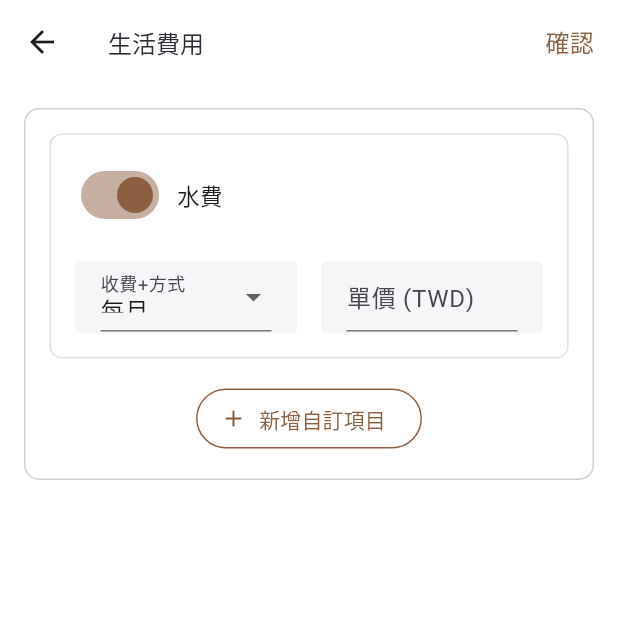
After one commit to datapkt-dev/mylo-app, a Flutter app: the ContractNewCost screen opened directly, on a phone screen of 412 x 824 dp, the top half of it. The commit adds this screen. Run offline on Flutter 3.47's test engine with Material 3 defaults, Android fonts, the phone set to English and light mode, and no system bars; our stand-ins replace fl_chart, flutter_secure_storage, flutter_svg, fluttertoast, gap, image_picker and 3 more; missing offline and left inert: syncfusion_flutter_pdfviewer; accounts and stored records are empty; network calls fail; Roboto replaces fonts that are missing (PingFang SC, PingFang TC); project files that could hold a hidden picture were left out.

Commit message:
[add] contract_new_cost.dart

```diff
--- /dev/null
+++ b/lib/modules/contract_new/pages/contract_new_cost.dart
@@ -0,0 +1,184 @@
+import 'package:flutter/material.dart';
+
+class ContractNewCost extends StatefulWidget {
+  const ContractNewCost({super.key});
+
+  @override
+  State<ContractNewCost> createState() => _ContractNewCostState();
+}
+
+class _ContractNewCostState extends State<ContractNewCost> {
+  final List<Widget> _customItems = [];
+
+  void _addCustomItem() {
+    setState(() {
+      _customItems.add(const WaterFeeCard());
+    });
+  }
+
+  @override
+  void initState() {
+    super.initState();
+  }
+
+  @override
+  void dispose() {
+    super.dispose();
+  }
+
+  @override
+  Widget build(BuildContext context) {
+    return Scaffold(
+      backgroundColor: Colors.white,
+      appBar: AppBar(
+        backgroundColor: Colors.white,
+        scrolledUnderElevation: 0,
+        elevation: 0,
+        centerTitle: false,
+        title: const Text(
+          '生活費用',
+          style: TextStyle(
+            color: Color(0xFF2B2F35),
+            fontSize: 16,
+            fontFamily: 'PingFang SC',
+            fontWeight: FontWeight.w500,
+          ),
+        ),
+        actions: [
+          GestureDetector(
+            onTap: () {},
+            child: const Text(
+              '確認',
+              style: TextStyle(
+                color: Color(0xFF8C5F42),
+                fontSize: 16,
+                fontFamily: 'PingFang SC',
+                fontWeight: FontWeight.w500,
+              ),
+            ),
+          ),
+          const SizedBox(width: 16,),
+        ],
+      ),
+      body: Padding(
+        padding: const EdgeInsets.all(16),
+        child: SingleChildScrollView(
+          child: _block(Column(
+              children: [
+                const WaterFeeCard(),
+                ..._customItems,
+                OutlinedButton.icon(
+                  onPressed: _addCustomItem,
+                  icon: const Icon(Icons.add, color: Color(0xFF8C5F42)),
+                  label: const Text(
+                    '新增自訂項目',
+                    style: TextStyle(color: Color(0xFF8C5F42)),
+                  ),
+                  style: OutlinedButton.styleFrom(
+                    side: const BorderSide(color: Color(0xFF8C5F42)),
+                    foregroundColor: const Color(0xFF8C5F42), // 按下的 splash 也可跟著變色
+                  ),
+                ),
+              ],
+            ),
+          ),
+        ),
+      ),
+    );
+  }
+
+  Widget _block(Widget child) {
+    return Container(
+      width: double.infinity,
+      padding: const EdgeInsets.all(16),
+      decoration: ShapeDecoration(
+        shape: RoundedRectangleBorder(
+          side: const BorderSide(width: 1, color: Color(0xFFCBD2D6)),
+          borderRadius: BorderRadius.circular(10),
+        ),
+      ),
+      child: child,
+    );
+  }
+}
+
+class WaterFeeCard extends StatelessWidget {
+  const WaterFeeCard({super.key});
+
+  @override
+  Widget build(BuildContext context) {
+    return Container(
+      width: double.infinity,
+      margin: EdgeInsets.only(bottom: 16,),
+      padding: const EdgeInsets.all(16),
+      decoration: BoxDecoration(
+        border: Border.all(color: const Color(0xFFDEE2E6)),
+        borderRadius: BorderRadius.circular(8),
+      ),
+      child: Column(
+        crossAxisAlignment: CrossAxisAlignment.start,
+        children: [
+          Row(
+            children: [
+              Switch(
+                activeColor: const Color(0xFF8C5F42),
+                value: true,
+                onChanged: (val) {},
+              ),
+              const SizedBox(width: 8),
+              const Text('水費',
+                  style: TextStyle(fontSize: 15, fontFamily: 'PingFang TC')),
+            ],
+          ),
+          const SizedBox(height: 20),
+          Row(
+            children: [
+              Expanded(
+                child: Container(
+                  width: double.infinity,
+                  height: 48,
+                  padding: const EdgeInsets.symmetric(horizontal: 16),
+                  decoration: ShapeDecoration(
+                    color: const Color(0xFFF4F6F7),
+                    shape: RoundedRectangleBorder(
+                      side: const BorderSide(width: 1, color: Color(0xFFF4F6F7)),
+                      borderRadius: BorderRadius.circular(3),
+                    ),
+                  ),
+                  child: DropdownButtonFormField<String>(
+                    decoration: const InputDecoration(labelText: '收費+方式'),
+                    value: '每月',
+                    items: const [
+                      DropdownMenuItem(value: '每月', child: Text('每月')),
+                      DropdownMenuItem(value: '單次', child: Text('單次')),
+                    ],
+                    onChanged: (value) {},
+                  ),
+                ),
+              ),
+              const SizedBox(width: 16),
+              Expanded(
+                child: Container(
+                  width: double.infinity,
+                  height: 48,
+                  padding: const EdgeInsets.symmetric(horizontal: 16),
+                  decoration: ShapeDecoration(
+                    color: const Color(0xFFF4F6F7),
+                    shape: RoundedRectangleBorder(
+                      side: const BorderSide(width: 1, color: Color(0xFFF4F6F7)),
+                      borderRadius: BorderRadius.circular(3),
+                    ),
+                  ),
+                  child: TextFormField(
+                    decoration: const InputDecoration(labelText: '單價 (TWD)'),
+                    keyboardType: TextInputType.number,
+                  ),
+                ),
+              ),
+            ],
+          ),
+        ],
+      ),
+    );
+  }
+}
```
Also changed, not shown: lib/modules/contract_new/contract_new.dart (+21 -77 lines), 1 other file.
